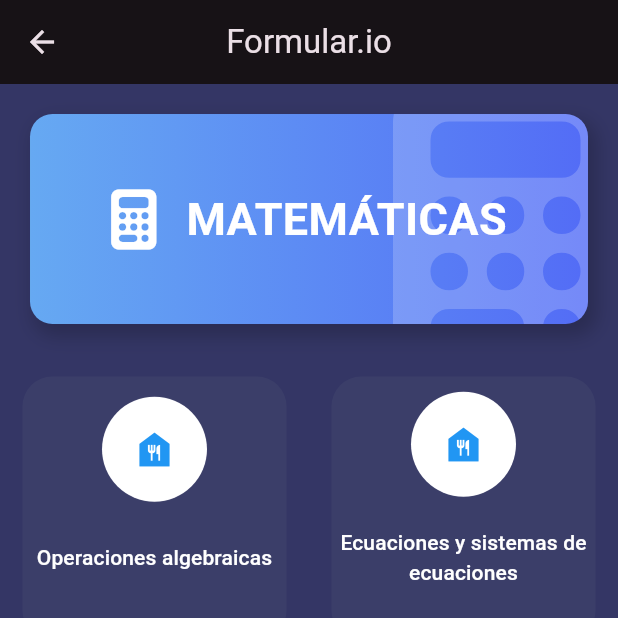
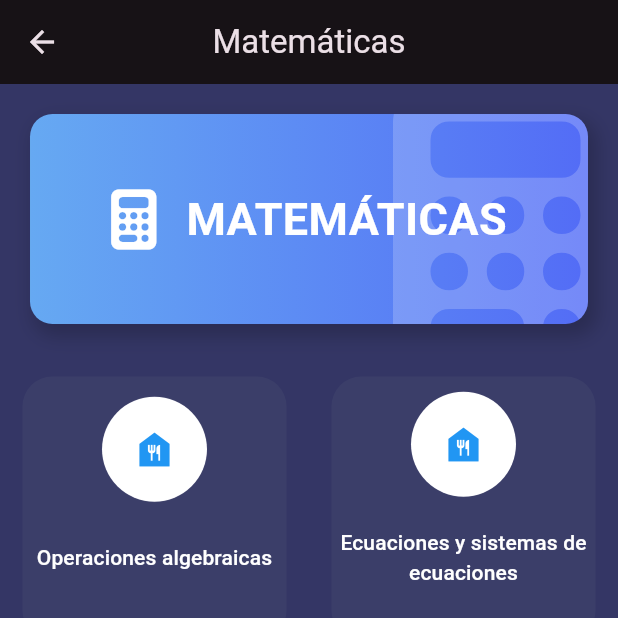
Before and after one commit to LarzlRael/formular.io, a Flutter app: the screen it shows after launch, after a tap on "Matemáticas", on a phone screen of 412 x 824 dp, the top half of it. Run offline on Flutter 3.47's test engine with Material 2 defaults, Android fonts, the phone set to English and light mode, and no system bars; our stand-ins replace device_info_plus, font_awesome_flutter, go_router, permission_handler; missing offline and left inert: flutter_downloader, pdf_viewer_plugin; network calls fail.

Commit message:
removed riverpod and added provider

```diff
--- a/lib/data/sumary.dart
+++ b/lib/data/sumary.dart
@@ -2,7 +2,8 @@ import 'package:flutter/material.dart';
 import 'package:font_awesome_flutter/font_awesome_flutter.dart';
 import 'package:formularios/model/sumary_model.dart';
 
-final sumaryModel = SumaryModel(temas: [
+final sumaryModel = SumaryModel(
+  temas: [
     Tema(
       name: 'Matemáticas',
       icon: FontAwesomeIcons.calculator,
@@ -83,4 +84,5 @@ final sumaryModel = SumaryModel(temas: [
       ), */
       ],
     ),
-]);
+  ],
+);
--- a/lib/main.dart
+++ b/lib/main.dart
@@ -1,10 +1,11 @@
 import 'package:flutter/material.dart';
 import 'package:flutter_downloader/flutter_downloader.dart';
-import 'package:flutter_riverpod/flutter_riverpod.dart';
+
 import 'package:formularios/constant/constant.dart';
-import 'package:formularios/provider/theme_provider.dart';
+import 'package:formularios/provider/providers.dart';
 import 'package:formularios/routes/app_routes.dart';
 import 'package:formularios/theme/app_theme.dart';
+import 'package:provider/provider.dart';
 
 void main() async {
   WidgetsFlutterBinding.ensureInitialized();
@@ -16,24 +17,34 @@ void main() async {
       ignoreSsl:
           true // option: set to false to disable working with http links (default: false)
       );
+
   runApp(
-    const ProviderScope(
-      child: MyApp(),
+    ChangeNotifierProvider(
+      create: (_) => ThemeProviderNotifier(),
+      child: const MyApp(),
     ),
   );
 }
 
-class MyApp extends ConsumerWidget {
+class MyApp extends StatelessWidget {
   const MyApp({Key? key}) : super(key: key);
 
   @override
-  Widget build(BuildContext context, ref) {
-    final AppTheme appTheme = ref.watch(themeNotifierProvider);
-    return MaterialApp.router(
-      debugShowCheckedModeBanner: false,
-      title: appName,
-      theme: appTheme.getTheme(),
-      routerConfig: appRouter,
+  Widget build(BuildContext context) {
+    final appTheme = context.watch<ThemeProviderNotifier>().appTheme;
+
+    return MultiProvider(
+      providers: [
+        ChangeNotifierProvider(
+          create: (_) => CurrentLessonProvider(),
+        ),
+      ],
+      child: MaterialApp.router(
+        debugShowCheckedModeBanner: false,
+        title: appName,
+        theme: appTheme.getTheme(),
+        routerConfig: appRouter,
+      ),
     );
   }
 }
--- a/lib/pages/formulario_page.dart
+++ b/lib/pages/formulario_page.dart
@@ -8,7 +8,7 @@ class FormularioPage extends StatelessWidget {
   Widget build(BuildContext context) {
     return Scaffold(
       appBar: AppBar(
-        title: const Text(appName),
+        title: Text(tema.name),
       ),
       body: Layout(
         child: Stack(
@@ -18,7 +18,7 @@ class FormularioPage extends StatelessWidget {
                 /* _titulos(), */
                 /* Hero(
                   tag: tema.name, */
-                TitleChooseLesson(
+                BannerChoosenLesson(
                   text: tema.name,
                   color1: tema.color1,
                   color2: tema.color2,
--- a/lib/pages/subtitles_list_page.dart
+++ b/lib/pages/subtitles_list_page.dart
@@ -16,7 +16,7 @@ class SubtitlesListPage extends StatelessWidget {
       appBar: AppBar(
         title: Text(lesson.lessonName),
       ),
-      body: SafeArea(
+      body: Layout(
         child: ListView.builder(
           itemCount: subLesson.length,
           itemBuilder: (_, int index) => ListTile(
--- a/lib/pages/view_form_page.dart
+++ b/lib/pages/view_form_page.dart
@@ -125,7 +125,7 @@ class _ViewFormPageState extends State<ViewFormPage> {
               Expanded(
                 child: pdfFlePath != null
                     ? PdfView(path: pdfFlePath!)
-                    : Center(child: CircularProgressIndicator()),
+                    : const Center(child: CircularProgressIndicator()),
               )
             ],
           ),
--- /dev/null
+++ b/lib/provider/current_lesson_provider.dart
@@ -0,0 +1,3 @@
+part of './providers.dart';
+
+class CurrentLessonProvider extends ChangeNotifier {}
--- /dev/null
+++ b/lib/provider/providers.dart
@@ -0,0 +1,5 @@
+import 'package:flutter/material.dart';
+import 'package:formularios/theme/app_theme.dart';
+
+part 'current_lesson_provider.dart';
+part 'theme_provider.dart';
--- a/lib/provider/theme_provider.dart
+++ b/lib/provider/theme_provider.dart
@@ -1,36 +1,24 @@
-import 'package:flutter_riverpod/flutter_riverpod.dart';
-import 'package:formularios/theme/app_theme.dart';
+part of './providers.dart';
 
-/* state of is dark */
-final themeProvider = StateProvider<bool>(
-  (ref) => false,
-);
+class ThemeProviderNotifier extends ChangeNotifier {
+  /* STATE = estado => new AppTheme */
+  AppTheme _appTheme = AppTheme(); // Estado interno
 
-/* List of colors inmutable */
-final colorListProvider = Provider((ref) => colorList);
+  AppTheme get appTheme => _appTheme; // Acceso al estado
+  bool get isDarkModeEnabled => _appTheme
+      .isDarkMode; // Propiedad para verificar si el tema oscuro está habilitado o no
 
-/* List of colors */
-final selectedColorProvider = StateProvider<int>((ref) => 0);
-
-// Un objeto de tipo AppTheme (custom)
-final themeNotifierProvider = StateNotifierProvider<ThemeNotifer, AppTheme>(
-  (ref) => ThemeNotifer(),
-);
-
-/* Controller o notifier */
-class ThemeNotifer extends StateNotifier<AppTheme> {
-  /* STATE = estado => new AppTheme */
-  ThemeNotifer() : super(AppTheme());
-
-  void toogleDarkMode() {
-    state = state.copyWith(
-      isDarkMode: !state.isDarkMode,
-    );
+  bool _isLastPageSlider = false;
+  bool get isLastPageSlider => _isLastPageSlider;
+  set isLastPageSlider(bool value) {
+    _isLastPageSlider = value;
+    notifyListeners();
   }
 
-  void changeColorIndex(int colorIndex) {
-    state = state.copyWith(
-      selectedColor: colorIndex,
+  void toggleTheme() {
+    _appTheme = _appTheme.copyWith(
+      isDarkMode: !_appTheme.isDarkMode,
     );
+    notifyListeners(); // Notificar a los oyentes del cambio de estado
   }
 }
--- a/lib/widgets/title_choose_lesson.dart
+++ b/lib/widgets/title_choose_lesson.dart
@@ -1,12 +1,12 @@
 part of 'widgets.dart';
 
-class TitleChooseLesson extends StatelessWidget {
+class BannerChoosenLesson extends StatelessWidget {
   final IconData icon;
   final String text;
   final Color color1;
   final Color color2;
 
-  const TitleChooseLesson({
+  const BannerChoosenLesson({
     Key? key,
     required this.text,
     this.icon = Icons.category,
--- a/pubspec.yaml
+++ b/pubspec.yaml
@@ -32,7 +32,6 @@ dependencies:
   flutter:
     sdk: flutter
   flutter_downloader: ^1.8.0+1
-  flutter_riverpod: ^2.3.6
   font_awesome_flutter: ^10.1.0
   go_router: ^7.0.0
   http: ^0.13.4
@@ -40,6 +39,7 @@ dependencies:
   path_provider: ^2.0.10
   pdf_viewer_plugin: ^2.0.1
   permission_handler: ^10.0.0
+  provider: ^6.0.5
 
 dev_dependencies:
   change_app_package_name: ^1.1.0
```
Also changed, not shown: lib/model/sumary_model.dart (+4 -5 lines), pubspec.lock. Lines whose indentation alone changed are shown as unchanged.
